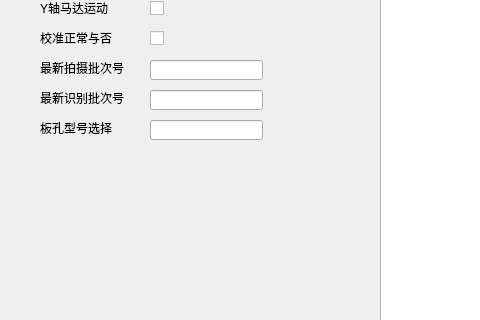
The window that cebs/form_qt/cebsStestForm.ui (Baxianxiahai/med) describes before a commit, drawn with Qt 5; both pictures show x 0 to 480 and y 190 to 510 of the 898 by 615 pixel window.
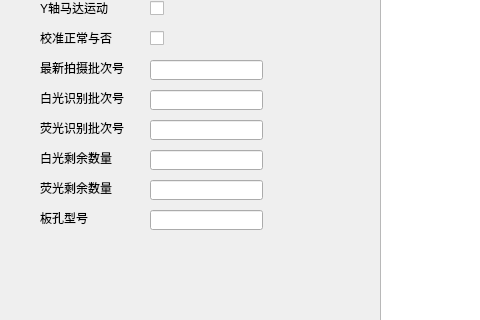
The same window after the commit.

Patch:
```diff
--- a/cebs/form_qt/cebsStestForm.ui
+++ b/cebs/form_qt/cebsStestForm.ui
@@ -157,20 +157,20 @@
     </rect>
    </property>
    <property name="text">
-    <string>最新识别批次号</string>
+    <string>白光识别批次号</string>
    </property>
   </widget>
   <widget class="QLabel" name="label_Stest_hb">
    <property name="geometry">
     <rect>
      <x>40</x>
-     <y>310</y>
+     <y>400</y>
      <width>91</width>
      <height>16</height>
     </rect>
    </property>
    <property name="text">
-    <string>板孔型号选择</string>
+    <string>板孔型号</string>
    </property>
   </widget>
   <widget class="QLineEdit" name="lineEdit_Stest_batch_nbr">
@@ -197,7 +197,7 @@
    <property name="geometry">
     <rect>
      <x>150</x>
-     <y>310</y>
+     <y>400</y>
      <width>113</width>
      <height>20</height>
     </rect>
@@ -309,6 +309,75 @@
     <string>返回</string>
    </property>
   </widget>
+  <widget class="QLineEdit" name="lineEdit_Stest_batch_cfy_flu">
+   <property name="geometry">
+    <rect>
+     <x>150</x>
+     <y>310</y>
+     <width>113</width>
+     <height>20</height>
+    </rect>
+   </property>
+  </widget>
+  <widget class="QLabel" name="label_Stest_batch_cfy_flu">
+   <property name="geometry">
+    <rect>
+     <x>40</x>
+     <y>310</y>
+     <width>91</width>
+     <height>16</height>
+    </rect>
+   </property>
+   <property name="text">
+    <string>荧光识别批次号</string>
+   </property>
+  </widget>
+  <widget class="QLabel" name="label_Stest_cfy_flu_rem_cnt">
+   <property name="geometry">
+    <rect>
+     <x>40</x>
+     <y>370</y>
+     <width>91</width>
+     <height>16</height>
+    </rect>
+   </property>
+   <property name="text">
+    <string>荧光剩余数量</string>
+   </property>
+  </widget>
+  <widget class="QLineEdit" name="lineEdit_Stest_cfy_pic_rem_cnt">
+   <property name="geometry">
+    <rect>
+     <x>150</x>
+     <y>340</y>
+     <width>113</width>
+     <height>20</height>
+    </rect>
+   </property>
+  </widget>
+  <widget class="QLabel" name="label_Stest_cfy_pic_rem_cnt">
+   <property name="geometry">
+    <rect>
+     <x>40</x>
+     <y>340</y>
+     <width>91</width>
+     <height>16</height>
+    </rect>
+   </property>
+   <property name="text">
+    <string>白光剩余数量</string>
+   </property>
+  </widget>
+  <widget class="QLineEdit" name="lineEdit_Stest_cfy_flu_rem_cnt">
+   <property name="geometry">
+    <rect>
+     <x>150</x>
+     <y>370</y>
+     <width>113</width>
+     <height>20</height>
+    </rect>
+   </property>
+  </widget>
  </widget>
  <resources/>
  <connections>
```
Left out of the diff: 4 changed lines with no effect on the pictures.
